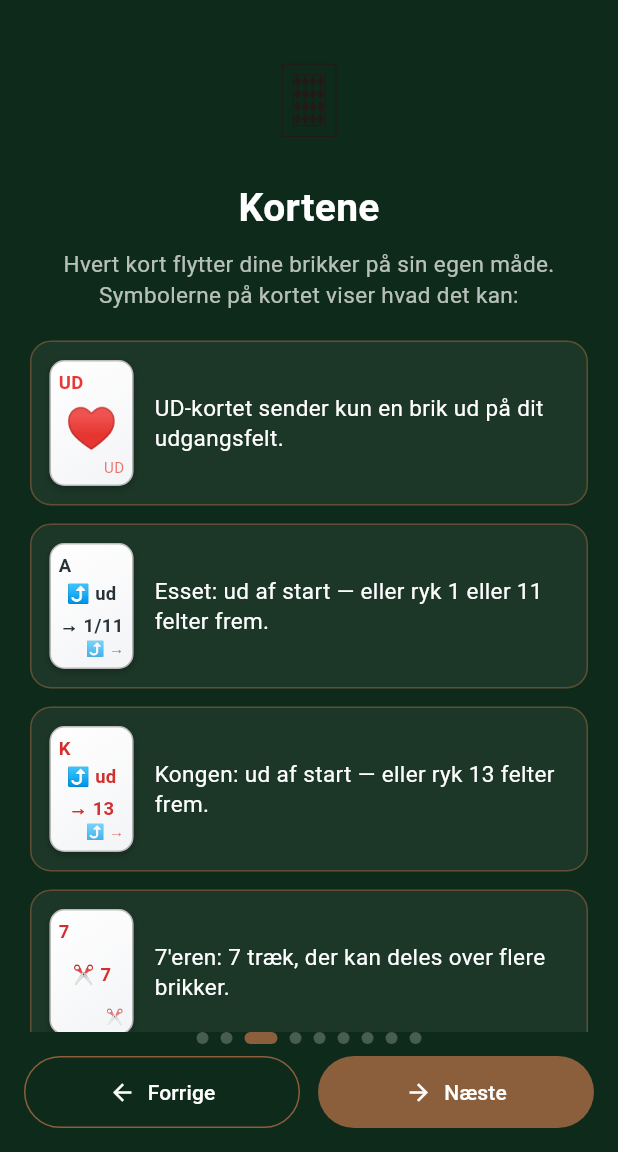
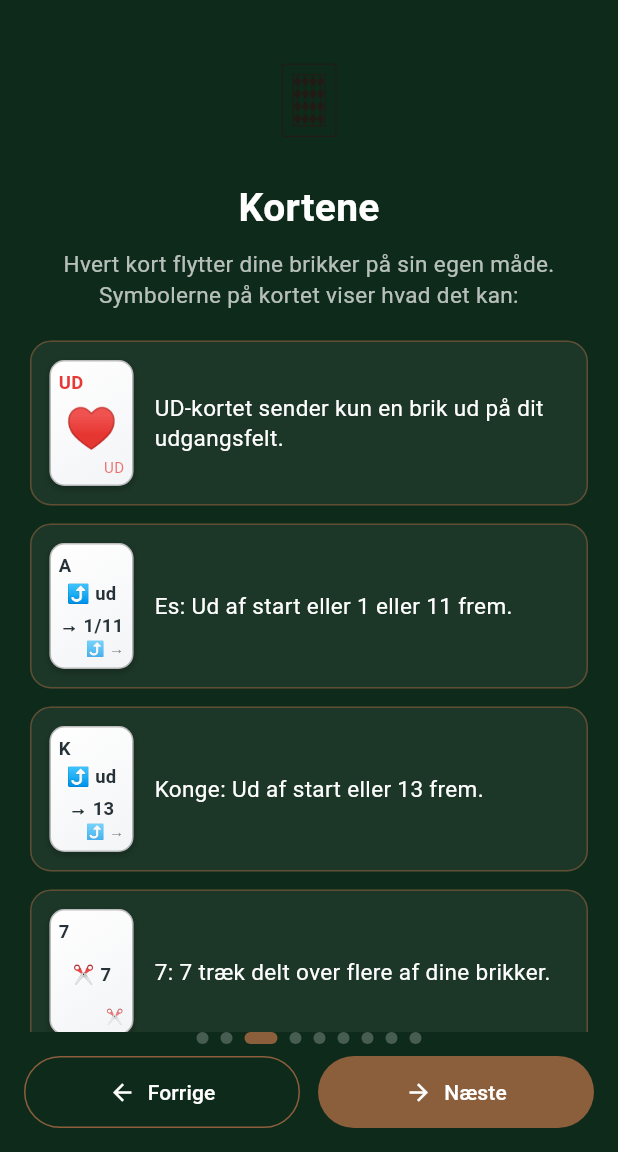
Before and after one commit to cvejleaa/Partners, a Flutter app: the TutorialScreen screen opened directly, swiped to page 3, on a phone screen of 412 x 824 dp, the part 84-1236 px from its top. Run offline on Flutter 3.47's test engine with Material 3 defaults, Android fonts, the phone set to English and light mode, and no system bars; our stand-ins replace cloud_firestore, firebase_auth, firebase_core, flutter_riverpod, shared_preferences; accounts and stored records are empty; project files that could hold a hidden picture were left out.

Commit message:
Tutorial: dynamiske kort-vejledninger fra live CardRules
Beskrivelserne for hvert kort hardkodes ikke længere — de bygges nu fra
den aktuelle CardRuleConfig (exitStart/forwardSteps/backwardSteps/
splitTotal/swap) for hver rang. Ændrer admin et kort (fx Knægt fra
'11 frem' til 'byt'), opdaterer tutorialen sig øjeblikkeligt.

- describeRank(rank, rules) genererer dansk fri tekst som
  'Ud af start, 1 eller 11 frem.' / '4 frem eller 4 tilbage.'.
- Eksempel-kortene og 'Alle kort'-listen itererer Rank.values og bruger
  describeRank, så ingen rang kan glemmes.

https://claude.ai/code/session_01KuaYLp57SdPv8zZEYmmZFF

```diff
--- a/lib/ui/screens/tutorial_screen.dart
+++ b/lib/ui/screens/tutorial_screen.dart
@@ -393,53 +393,90 @@ class _SectionCard extends StatelessWidget {
 }
 
 /// Side der viser et udvalg af rigtige spillekort med forklaring, så
-/// spilleren lærer at læse kortenes symboler. Genbruger [CardView] og
-/// [describeCard], så beskrivelserne følger de aktuelle regler.
+/// spilleren lærer at læse kortenes symboler. Teksten genereres dynamisk fra
+/// de aktuelle [CardRules], så alt matcher admin-justeringer øjeblikkeligt.
 class _CardsPage extends StatelessWidget {
   const _CardsPage({required this.rules});
 
   final CardRules rules;
 
+  /// Beskriv én rangs FAKTISKE funktion ud fra dens [CardRuleConfig].
+  static String describeRank(Rank r, CardRules rules) {
+    final CardRuleConfig cfg = rules.forRank(r);
+    final List<String> parts = <String>[];
+    if (cfg.exitStart) parts.add('ud af start');
+    if (cfg.forwardSteps.isNotEmpty) {
+      if (cfg.forwardSteps.length == 1) {
+        parts.add('${cfg.forwardSteps.first} frem');
+      } else {
+        parts.add('${cfg.forwardSteps.join(' eller ')} frem');
+      }
+    }
+    if (cfg.backwardSteps != null) parts.add('${cfg.backwardSteps} tilbage');
+    if (cfg.splitTotal != null) {
+      parts.add('${cfg.splitTotal} træk delt over flere af dine brikker');
+    }
+    if (cfg.swap) parts.add('byt to brikker');
+    if (parts.isEmpty) return 'Ingen funktion.';
+    final String body = parts.length == 1
+        ? parts.first
+        : '${parts.sublist(0, parts.length - 1).join(', ')} eller ${parts.last}';
+    return '${body[0].toUpperCase()}${body.substring(1)}.';
+  }
+
+  /// Et brugervenligt navn for en rang ("Es", "Knægt", "10" osv.).
+  static String rankName(Rank r) {
+    switch (r) {
+      case Rank.ace:
+        return 'Es';
+      case Rank.two:
+        return '2';
+      case Rank.three:
+        return '3';
+      case Rank.four:
+        return '4';
+      case Rank.five:
+        return '5';
+      case Rank.six:
+        return '6';
+      case Rank.seven:
+        return '7';
+      case Rank.eight:
+        return '8';
+      case Rank.nine:
+        return '9';
+      case Rank.ten:
+        return '10';
+      case Rank.jack:
+        return 'Knægt';
+      case Rank.queen:
+        return 'Dame';
+      case Rank.king:
+        return 'Konge';
+    }
+  }
+
   @override
   Widget build(BuildContext context) {
-    // Eksempelkort der dækker de vigtigste funktioner. Tallene følger de
-    // aktuelle regler via [rules]/[CardView], så de matcher admin-justeringer.
+    // Eksempelkort: vis et lille udvalg af de mest karakteristiske kort.
+    // Beskrivelserne genereres fra de aktuelle regler.
+    const List<Rank> exampleRanks = <Rank>[
+      Rank.ace,
+      Rank.king,
+      Rank.seven,
+      Rank.four,
+      Rank.jack,
+    ];
     final List<_CardExample> examples = <_CardExample>[
-      const _CardExample(
-        PlayingCard.exit(0),
+      _CardExample(
+        const PlayingCard.exit(0),
         'UD-kortet sender kun en brik ud på dit udgangsfelt.',
       ),
-      const _CardExample(
-        PlayingCard(Rank.ace, Suit.spades),
-        'Esset: ud af start — eller ryk 1 eller 11 felter frem.',
-      ),
-      const _CardExample(
-        PlayingCard(Rank.king, Suit.hearts),
-        'Kongen: ud af start — eller ryk 13 felter frem.',
-      ),
-      const _CardExample(
-        PlayingCard(Rank.seven, Suit.diamonds),
-        '7\'eren: 7 træk, der kan deles over flere brikker.',
-      ),
-      const _CardExample(
-        PlayingCard(Rank.four, Suit.clubs),
-        '4\'eren: ryk 4 felter frem ELLER 4 felter tilbage.',
-      ),
-    ];
-
-    // Komplet oversigt over alle kort i standardopsætningen.
-    const List<_CardLine> allCards = <_CardLine>[
-      _CardLine('UD-kort', 'Kun ud af start.'),
-      _CardLine('Es', 'Ud af start, eller 1 eller 11 frem.'),
-      _CardLine('2 – 3', 'Ryk det antal frem (2 eller 3).'),
-      _CardLine('4', '4 frem ELLER 4 tilbage.'),
-      _CardLine('5 – 6', 'Ryk det antal frem (5 eller 6).'),
-      _CardLine('7', 'Kan deles over flere brikker.'),
-      _CardLine('8 – 9 – 10', 'Ryk det antal frem (8, 9 eller 10).'),
-      _CardLine('Knægt (J)', '11 frem. (Byt kan admin slå til; standard er '
-          '11 frem.)'),
-      _CardLine('Dame (Q)', '12 frem.'),
-      _CardLine('Konge (K)', 'Ud af start, eller 13 frem.'),
+      for (final Rank r in exampleRanks)
+        _CardExample(
+          PlayingCard(r, Suit.spades),
+          '${rankName(r)}: ${describeRank(r, rules)}',
+        ),
     ];
 
     return SingleChildScrollView(
@@ -485,14 +522,21 @@ class _CardsPage extends StatelessWidget {
             ),
           ),
           const SizedBox(height: 10),
-          for (final _CardLine line in allCards) ...<Widget>[
-            _CardLineRow(line: line),
+          // Den komplette oversigt læses LIVE fra CardRules — ændrer admin et
+          // kort, opdaterer denne liste sig automatisk.
+          _CardLineRow(
+            line: const _CardLine(
+                'UD-kort', 'Sender en brik ud på dit udgangsfelt.'),
+          ),
+          const SizedBox(height: 8),
+          for (final Rank r in Rank.values) ...<Widget>[
+            _CardLineRow(line: _CardLine(rankName(r), describeRank(r, rules))),
             const SizedBox(height: 8),
           ],
           const SizedBox(height: 4),
           const Text(
-            'Symboler: ⤴ ud af start  •  → frem  •  ← tilbage  •  '
-            '✂ del 7\'eren',
+            'Tip: Admin kan justere hvad hvert kort gør. Beskrivelserne her '
+            'følger altid den aktuelle opsætning.',
             style: TextStyle(color: Colors.white60, fontSize: 13),
           ),
         ],
```
